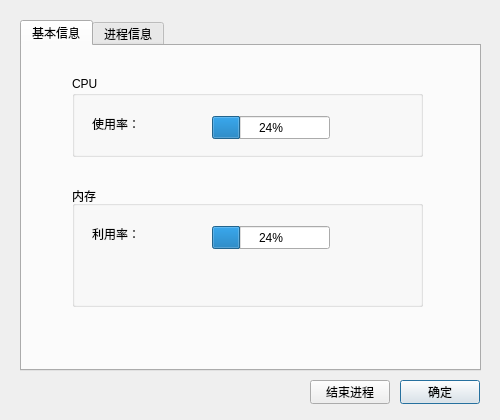
KailinLi/OS-Course-Project, file Lab5/QExplorer/explorer.ui: the form before one commit.
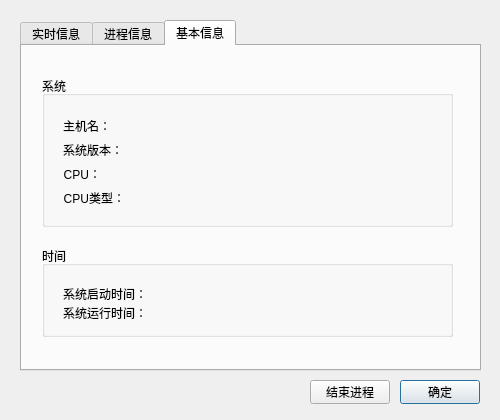
The form after the commit. The open tabs and pages were chosen to show the change.

Commit message: finish Lab5

Diff of the .ui file:
```diff
--- a/Lab5/QExplorer/explorer.ui
+++ b/Lab5/QExplorer/explorer.ui
@@ -27,7 +27,7 @@
    </property>
    <widget class="QWidget" name="tab_0">
     <attribute name="title">
-     <string>基本信息</string>
+     <string>实时信息</string>
     </attribute>
     <widget class="QGroupBox" name="cpuGroupBox">
      <property name="geometry">
@@ -161,6 +161,157 @@
      </column>
     </widget>
    </widget>
+   <widget class="QWidget" name="tab_2">
+    <attribute name="title">
+     <string>基本信息</string>
+    </attribute>
+    <widget class="QGroupBox" name="sysGroupBox">
+     <property name="geometry">
+      <rect>
+       <x>20</x>
+       <y>30</y>
+       <width>411</width>
+       <height>151</height>
+      </rect>
+     </property>
+     <property name="title">
+      <string>系统</string>
+     </property>
+     <widget class="QWidget" name="formLayoutWidget">
+      <property name="geometry">
+       <rect>
+        <x>10</x>
+        <y>30</y>
+        <width>391</width>
+        <height>112</height>
+       </rect>
+      </property>
+      <layout class="QFormLayout" name="sysFormLayout">
+       <item row="0" column="0">
+        <widget class="QLabel" name="showHostNameLabel">
+         <property name="text">
+          <string>主机名：</string>
+         </property>
+         <property name="alignment">
+          <set>Qt::AlignRight|Qt::AlignTrailing|Qt::AlignVCenter</set>
+         </property>
+        </widget>
+       </item>
+       <item row="1" column="0">
+        <widget class="QLabel" name="showVersionLabel">
+         <property name="text">
+          <string>系统版本：</string>
+         </property>
+         <property name="alignment">
+          <set>Qt::AlignRight|Qt::AlignTrailing|Qt::AlignVCenter</set>
+         </property>
+        </widget>
+       </item>
+       <item row="2" column="0">
+        <widget class="QLabel" name="showCpuLabel">
+         <property name="text">
+          <string>CPU：</string>
+         </property>
+         <property name="alignment">
+          <set>Qt::AlignRight|Qt::AlignTrailing|Qt::AlignVCenter</set>
+         </property>
+        </widget>
+       </item>
+       <item row="3" column="0">
+        <widget class="QLabel" name="showClassCpuLabe">
+         <property name="text">
+          <string>CPU类型：</string>
+         </property>
+         <property name="alignment">
+          <set>Qt::AlignRight|Qt::AlignTrailing|Qt::AlignVCenter</set>
+         </property>
+        </widget>
+       </item>
+       <item row="0" column="1">
+        <widget class="QLabel" name="sHostNameLabel">
+         <property name="text">
+          <string/>
+         </property>
+        </widget>
+       </item>
+       <item row="1" column="1">
+        <widget class="QLabel" name="sVersionLabel">
+         <property name="text">
+          <string/>
+         </property>
+        </widget>
+       </item>
+       <item row="2" column="1">
+        <widget class="QLabel" name="sCpuLabel">
+         <property name="text">
+          <string/>
+         </property>
+        </widget>
+       </item>
+       <item row="3" column="1">
+        <widget class="QLabel" name="sClassCpuLabe">
+         <property name="text">
+          <string/>
+         </property>
+        </widget>
+       </item>
+      </layout>
+     </widget>
+    </widget>
+    <widget class="QGroupBox" name="timeGroupBox">
+     <property name="geometry">
+      <rect>
+       <x>20</x>
+       <y>200</y>
+       <width>411</width>
+       <height>91</height>
+      </rect>
+     </property>
+     <property name="title">
+      <string>时间</string>
+     </property>
+     <widget class="QWidget" name="formLayoutWidget_2">
+      <property name="geometry">
+       <rect>
+        <x>10</x>
+        <y>30</y>
+        <width>391</width>
+        <height>54</height>
+       </rect>
+      </property>
+      <layout class="QFormLayout" name="timeFormLayout">
+       <item row="0" column="0">
+        <widget class="QLabel" name="showBeginLabel">
+         <property name="text">
+          <string>系统启动时间：</string>
+         </property>
+        </widget>
+       </item>
+       <item row="1" column="0">
+        <widget class="QLabel" name="showRunLabel">
+         <property name="text">
+          <string>系统运行时间：</string>
+         </property>
+        </widget>
+       </item>
+       <item row="0" column="1">
+        <widget class="QLabel" name="sBeginLabel">
+         <property name="text">
+          <string/>
+         </property>
+        </widget>
+       </item>
+       <item row="1" column="1">
+        <widget class="QLabel" name="sRunLabel">
+         <property name="text">
+          <string/>
+         </property>
+        </widget>
+       </item>
+      </layout>
+     </widget>
+    </widget>
+   </widget>
   </widget>
   <widget class="QPushButton" name="okPushButton">
    <property name="geometry">
```
The commit also changes 2 other files.
